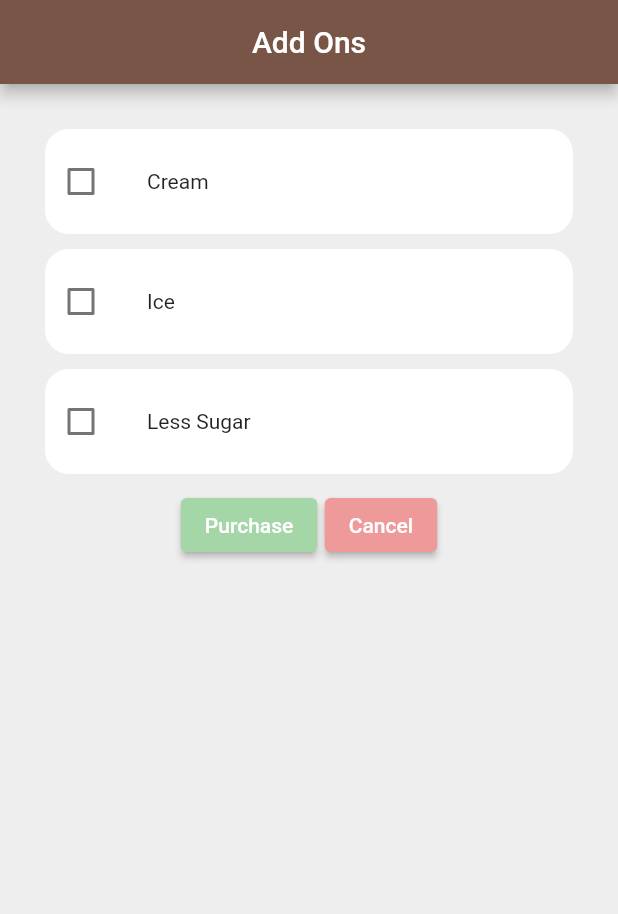
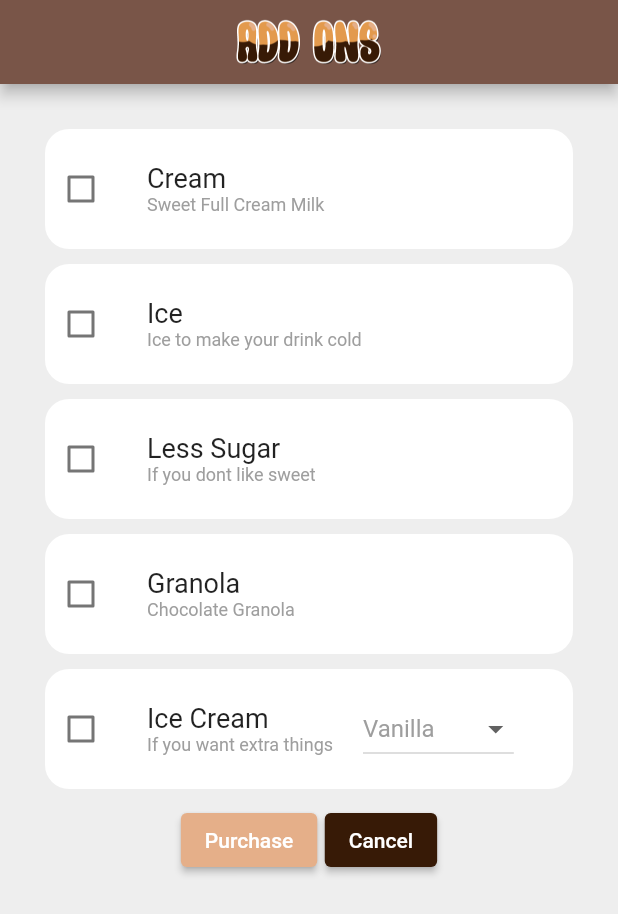
Before and after one commit to ZhafranPratama/tugas_kopi, a Flutter app: the option screen opened directly, on a phone screen of 412 x 824 dp. Shown: the top 914 px of the screen. Run offline on Flutter 3.47's test engine with Material 2 defaults, Android fonts, the phone set to English and light mode, and no system bars.

Commit message:
tambahan interactive widget

```diff
--- a/lib/main.dart
+++ b/lib/main.dart
@@ -50,12 +50,10 @@ class _MyHomePageState extends State<MyHomePage> {
                 height: 300,
                 width: 300,
               ),
-              Text(
-                'Brew Day',
-                style: TextStyle(
-                    color: Colors.brown[400],
-                    fontSize: 30,
-                    fontWeight: FontWeight.w900),
+              Image.asset(
+                'assets/images/koprantext.png',
+                height: 100,
+                width: 400,
               ),
               SizedBox(
                 height: 20,
--- a/lib/option.dart
+++ b/lib/option.dart
@@ -18,12 +18,17 @@ class _optionState extends State<option> {
     Navigator.of(context).push(MaterialPageRoute(builder: (context) => confirmation()));
   }
 
+  var iceCream = ["Vanilla", "Coffee", "Chocolate", "Strawberry"];
+
+  String selectedValue = "Vanilla";
+
+
   @override
   Widget build(BuildContext context) {
     return Scaffold(
       backgroundColor: Colors.grey[200],
       appBar: AppBar(
-        title: Center(child: Text('Add Ons')),
+        title: Center(child: Image.asset('assets/images/addons.png', height: 50,)),
         automaticallyImplyLeading: false,
       ),
       body: SingleChildScrollView(
@@ -32,7 +37,7 @@ class _optionState extends State<option> {
           child: Column(
             children: [
               Container(
-                height: 70,
+                height: 80,
                 decoration: BoxDecoration(
                     color: Colors.white,
                     borderRadius: BorderRadius.all(Radius.circular(16))
@@ -43,7 +48,23 @@ class _optionState extends State<option> {
                     SizedBox(
                       width: 20,
                     ),
-                    Text('Cream')
+                    Column(
+                      mainAxisAlignment: MainAxisAlignment.center,
+                      crossAxisAlignment: CrossAxisAlignment.start,
+                      children: [
+                        Text('Cream',
+                        style: TextStyle(
+                          fontSize: 18
+                        ),
+                        ),
+                        Text('Sweet Full Cream Milk',
+                        style: TextStyle(
+                          fontSize: 12,
+                          color: Colors.grey
+                        ),
+                        )
+                      ],
+                    ),
                   ],
                 ),
               ),
@@ -51,7 +72,7 @@ class _optionState extends State<option> {
                 height: 10,
               ),
               Container(
-                height: 70,
+                height: 80,
                 decoration: BoxDecoration(
                     color: Colors.white,
                     borderRadius: BorderRadius.all(Radius.circular(16))
@@ -62,7 +83,23 @@ class _optionState extends State<option> {
                     SizedBox(
                       width: 20,
                     ),
-                    Text('Ice')
+                    Column(
+                      mainAxisAlignment: MainAxisAlignment.center,
+                      crossAxisAlignment: CrossAxisAlignment.start,
+                      children: [
+                        Text('Ice',
+                          style: TextStyle(
+                              fontSize: 18
+                          ),
+                        ),
+                        Text('Ice to make your drink cold',
+                          style: TextStyle(
+                              fontSize: 12,
+                              color: Colors.grey
+                          ),
+                        )
+                      ],
+                    ),
                   ],
                 ),
               ),
@@ -70,7 +107,7 @@ class _optionState extends State<option> {
                 height: 10,
               ),
               Container(
-                height: 70,
+                height: 80,
                 decoration: BoxDecoration(
                     color: Colors.white,
                     borderRadius: BorderRadius.all(Radius.circular(16))
@@ -81,7 +118,110 @@ class _optionState extends State<option> {
                     SizedBox(
                       width: 20,
                     ),
-                    Text('Less Sugar')
+                    Column(
+                      mainAxisAlignment: MainAxisAlignment.center,
+                      crossAxisAlignment: CrossAxisAlignment.start,
+                      children: [
+                        Text('Less Sugar',
+                          style: TextStyle(
+                              fontSize: 18
+                          ),
+                        ),
+                        Text('If you dont like sweet',
+                          style: TextStyle(
+                              fontSize: 12,
+                              color: Colors.grey
+                          ),
+                        )
+                      ],
+                    ),
+                  ],
+                ),
+              ),
+              SizedBox(
+                height: 10,
+              ),
+              Container(
+                height: 80,
+                decoration: BoxDecoration(
+                    color: Colors.white,
+                    borderRadius: BorderRadius.all(Radius.circular(16))
+                ),
+                child: Row(
+                  children: [
+                    Check(),
+                    SizedBox(
+                      width: 20,
+                    ),
+                    Column(
+                      mainAxisAlignment: MainAxisAlignment.center,
+                      crossAxisAlignment: CrossAxisAlignment.start,
+                      children: [
+                        Text('Granola',
+                          style: TextStyle(
+                              fontSize: 18
+                          ),
+                        ),
+                        Text('Chocolate Granola',
+                          style: TextStyle(
+                              fontSize: 12,
+                              color: Colors.grey
+                          ),
+                        )
+                      ],
+                    ),
+                  ],
+                ),
+              ),
+              SizedBox(
+                height: 10,
+              ),
+              Container(
+                height: 80,
+                decoration: BoxDecoration(
+                    color: Colors.white,
+                    borderRadius: BorderRadius.all(Radius.circular(16))
+                ),
+                child: Row(
+                  children: [
+                    Check(),
+                    SizedBox(
+                      width: 20,
+                    ),
+                    Column(
+                      mainAxisAlignment: MainAxisAlignment.center,
+                      crossAxisAlignment: CrossAxisAlignment.start,
+                      children: [
+                        Text('Ice Cream',
+                          style: TextStyle(
+                              fontSize: 18
+                          ),
+                        ),
+                        Text('If you want extra things',
+                          style: TextStyle(
+                              fontSize: 12,
+                              color: Colors.grey
+                          ),
+                        )
+                      ],
+                    ),
+                    SizedBox(
+                      width: 20,
+                    ),
+                    DropdownButton(
+                      value: selectedValue,
+                      items: iceCream.map((item){
+                        return DropdownMenuItem(
+                        child: Text(item, style: TextStyle(color: Colors.grey),),
+                        value: item,
+                        );
+                        }).toList(),
+                      onChanged: (newValue){
+                        setState(() {
+                          selectedValue = newValue as String;
+                        });
+                      },
+                    ),
                   ],
                 ),
               ),
@@ -97,7 +237,7 @@ class _optionState extends State<option> {
                       },
                       child: Text('Purchase'),
                       style: ElevatedButton.styleFrom(
-                        backgroundColor: Colors.green[200]
+                        backgroundColor: Color(0xffe5af89)
                       )
                   ),
                   SizedBox(
@@ -109,7 +249,7 @@ class _optionState extends State<option> {
                       },
                       child: Text('Cancel'),
                       style: ElevatedButton.styleFrom(
-                          backgroundColor: Colors.red[200]
+                          backgroundColor: Color(0xff371a06)
                       )
                   ),
                 ],
```
Also changed, not shown: assets/images/addons.png (added), assets/images/kopran.png (added), assets/images/koprantext.png (added).
